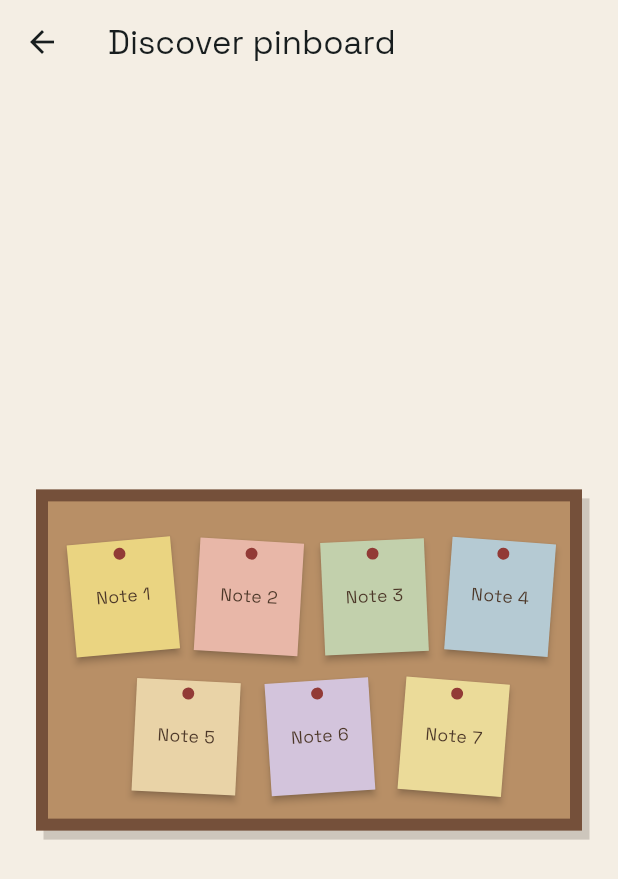
After one commit to ClimbOn-creator/Dwellings, a Flutter app: the DiscoverPinboardPage screen opened directly, on a phone screen of 412 x 824 dp. The commit adds this screen. Shown: the top 879 px of the screen. Run offline on Flutter 3.47's test engine with Material 3 defaults, Android fonts, the phone set to English and light mode, and no system bars; our stand-ins replace file_picker, firebase_core, firebase_messaging, flutter_secure_storage, flutter_svg, geolocator and 5 more; missing offline and left inert: dart:js_interop, dart:ui_web; accounts and stored records are empty; project files that could hold a hidden picture were left out.

Commit message:
Expand the Discover calendar and add a globe and seven-note pinboard

```diff
--- /dev/null
+++ b/lib/widgets/learning_discover_pinboard.dart
@@ -0,0 +1,138 @@
+import 'package:flutter/material.dart';
+
+const _notes = [
+  Color(0xffead481),
+  Color(0xffe8b7a8),
+  Color(0xffc2d0ac),
+  Color(0xffb5cad3),
+  Color(0xffe9d3a7),
+  Color(0xffd3c4dc),
+  Color(0xffebdb99),
+];
+
+class DiscoverPinboard extends StatelessWidget {
+  const DiscoverPinboard({super.key, this.openNote});
+  final ValueChanged<int>? openNote;
+
+  @override
+  Widget build(BuildContext context) => AspectRatio(
+    aspectRatio: 1.6,
+    child: DecoratedBox(
+      decoration: const BoxDecoration(
+        color: Color(0xffb88f66),
+        border: Border.fromBorderSide(
+          BorderSide(color: Color(0xff75503a), width: 8),
+        ),
+        boxShadow: [BoxShadow(color: Color(0x3332261c), offset: Offset(5, 6))],
+      ),
+      child: LayoutBuilder(
+        builder: (context, bounds) {
+          final w = bounds.maxWidth;
+          final h = bounds.maxHeight;
+          final noteWidth = w * .19;
+          final noteHeight = h * .33;
+          return Stack(
+            children: [
+              for (var i = 0; i < _notes.length; i++)
+                Positioned(
+                  left: i < 4
+                      ? w * (.065 + i * .23)
+                      : w * (.18 + (i - 4) * .245),
+                  top: h * (i < 4 ? .15 : .56),
+                  width: noteWidth,
+                  height: noteHeight,
+                  child: Transform.rotate(
+                    angle: const [-.09, .06, -.045, .075, .05, -.065, .08][i],
+                    child: Material(
+                      color: _notes[i],
+                      elevation: 2,
+                      child: InkWell(
+                        onTap: openNote == null ? null : () => openNote!(i),
+                        child: Stack(
+                          children: [
+                            Align(
+                              alignment: const Alignment(0, -.86),
+                              child: DecoratedBox(
+                                decoration: const BoxDecoration(
+                                  color: Color(0xff923a36),
+                                  shape: BoxShape.circle,
+                                ),
+                                child: SizedBox.square(dimension: h * .035),
+                              ),
+                            ),
+                            if (openNote != null)
+                              Center(
+                                child: Text(
+                                  'Note ${i + 1}',
+                                  style: TextStyle(
+                                    color: const Color(0xff4d3829),
+                                    fontSize: noteWidth * .17,
+                                  ),
+                                ),
+                              ),
+                          ],
+                        ),
+                      ),
+                    ),
+                  ),
+                ),
+            ],
+          );
+        },
+      ),
+    ),
+  );
+}
+
+class DiscoverPinboardPage extends StatelessWidget {
+  const DiscoverPinboardPage({super.key});
+
+  @override
+  Widget build(BuildContext context) => Scaffold(
+    backgroundColor: const Color(0xfff4eee4),
+    appBar: AppBar(
+      backgroundColor: const Color(0xfff4eee4),
+      leading: const BackButton(),
+      title: const Text('Discover pinboard'),
+    ),
+    body: Center(
+      child: Padding(
+        padding: const EdgeInsets.all(24),
+        child: ConstrainedBox(
+          constraints: const BoxConstraints(maxWidth: 940),
+          child: DiscoverPinboard(
+            openNote: (index) => showDialog<void>(
+              context: context,
+              builder: (context) => Dialog(
+                backgroundColor: _notes[index],
+                child: SizedBox(
+                  width: 440,
+                  height: 320,
+                  child: Padding(
+                    padding: const EdgeInsets.all(16),
+                    child: Row(
+                      crossAxisAlignment: CrossAxisAlignment.start,
+                      children: [
+                        Expanded(
+                          child: Text(
+                            'Note ${index + 1}',
+                            style: Theme.of(context).textTheme.titleLarge,
+                          ),
+                        ),
+                        IconButton(
+                          tooltip: 'Close note',
+                          onPressed: () => Navigator.of(context).pop(),
+                          icon: const Icon(Icons.close),
+                        ),
+                      ],
+                    ),
+                  ),
+                ),
+              ),
+            ),
+          ),
+        ),
+      ),
+    ),
+  );
+}
```
Also changed, not shown: lib/widgets/learning_discover_calendar.dart (+180 -61 lines), lib/widgets/learning_discover_office.dart (+150 -136 lines), 4 other files.
